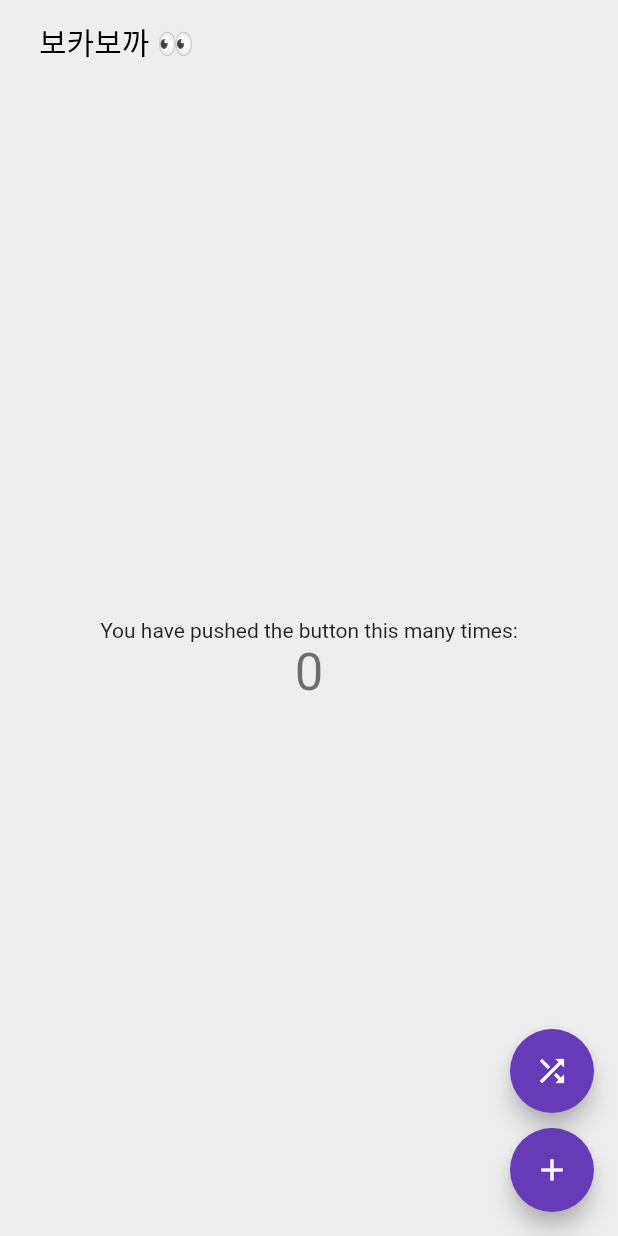
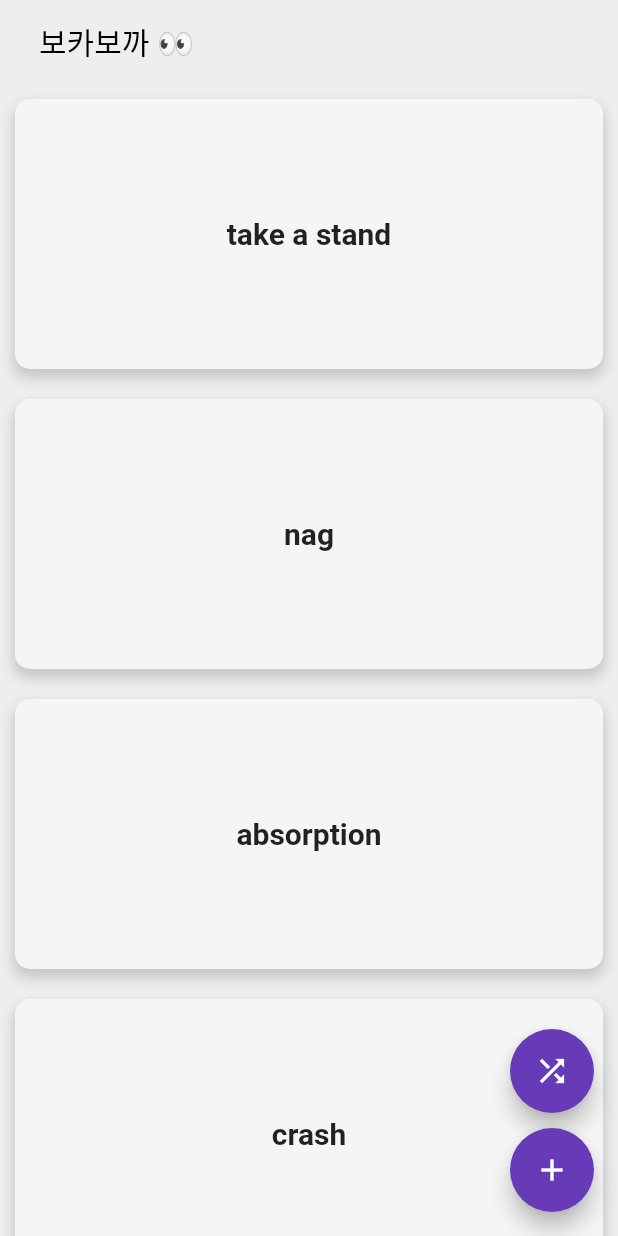
Before and after one commit to Z9MIA/vocaboka, a Flutter app: the screen it shows after launch, on a phone screen of 412 x 824 dp. Run offline on Flutter 3.47's test engine with Material 2 defaults, Android fonts, the light colour scheme and no system bars.

Commit message:
Feature: Add VocaWidget with static vocabularies

```diff
--- a/analysis_options.yaml
+++ b/analysis_options.yaml
@@ -22,8 +22,10 @@ linter:
   # `// ignore_for_file: name_of_lint` syntax on the line or in the file
   # producing the lint.
   rules:
+    prefer_const_constructors: false
+    prefer_const_literals_to_create_immutables: false
+    prefer_const_constructors_in_immutables: false
     # avoid_print: false  # Uncomment to disable the `avoid_print` rule
     # prefer_single_quotes: true  # Uncomment to enable the `prefer_single_quotes` rule
-
 # Additional information about this file can be found at
 # https://dart.dev/guides/language/analysis-options
--- a/lib/main.dart
+++ b/lib/main.dart
@@ -49,7 +49,20 @@ class MyHomePage extends StatefulWidget {
 
 class _MyHomePageState extends State<MyHomePage> {
   int _counter = 0;
-
+  List<Color> colors = [
+    Colors.green,
+    Colors.blueAccent,
+    Colors.amberAccent,
+    Colors.green,
+    Colors.blueAccent
+  ];
+  List<String> vocas = [
+    "take a stand",
+    "nag",
+    "absorption",
+    "crash",
+    "nod off"
+  ];
   void _incrementCounter() {
     setState(() {
       // This call to setState tells the Flutter framework that something has
@@ -63,12 +76,6 @@ class _MyHomePageState extends State<MyHomePage> {
 
   @override
   Widget build(BuildContext context) {
-    // This method is rerun every time setState is called, for instance as done
-    // by the _incrementCounter method above.
-    //
-    // The Flutter framework has been optimized to make rerunning build methods
-    // fast, so that you can just rebuild anything that needs updating rather
-    // than having to individually change instances of widgets.
     return Scaffold(
       backgroundColor: Colors.grey[200],
       appBar: AppBar(
@@ -83,35 +90,13 @@ class _MyHomePageState extends State<MyHomePage> {
         backgroundColor: Colors.grey[200],
         elevation: 0.0,
       ),
-      body: Center(
-        // Center is a layout widget. It takes a single child and positions it
-        // in the middle of the parent.
-        child: Column(
-          // Column is also a layout widget. It takes a list of children and
-          // arranges them vertically. By default, it sizes itself to fit its
-          // children horizontally, and tries to be as tall as its parent.
-          //
-          // Invoke "debug painting" (press "p" in the console, choose the
-          // "Toggle Debug Paint" action from the Flutter Inspector in Android
-          // Studio, or the "Toggle Debug Paint" command in Visual Studio Code)
-          // to see the wireframe for each widget.
-          //
-          // Column has various properties to control how it sizes itself and
-          // how it positions its children. Here we use mainAxisAlignment to
-          // center the children vertically; the main axis here is the vertical
-          // axis because Columns are vertical (the cross axis would be
-          // horizontal).
-          mainAxisAlignment: MainAxisAlignment.center,
-          children: <Widget>[
-            const Text(
-              'You have pushed the button this many times:',
-            ),
-            Text(
-              '$_counter',
-              style: Theme.of(context).textTheme.headline4,
-            ),
-          ],
-        ),
+      body: SafeArea(
+        child: ListView.builder(
+            physics: BouncingScrollPhysics(),
+            itemExtent: 200,
+            itemCount: vocas.length,
+            itemBuilder: ((context, index) =>
+                VocaWidget(text: vocas[index], color: colors[index]))),
       ),
       floatingActionButton: Column(
         mainAxisAlignment: MainAxisAlignment.end,
@@ -132,3 +117,33 @@ class _MyHomePageState extends State<MyHomePage> {
     );
   }
 }
+
+class VocaWidget extends StatelessWidget {
+  final String text;
+  final Color color;
+
+  const VocaWidget({super.key, required this.text, required this.color});
+
+  @override
+  Widget build(BuildContext context) {
+    return Container(
+        margin: EdgeInsets.all(10),
+        padding: EdgeInsets.all(10),
+        decoration: BoxDecoration(
+            color: Colors.grey[100],
+            borderRadius: BorderRadius.circular(10),
+            boxShadow: [
+              BoxShadow(
+                  color: Colors.grey.withOpacity(0.5),
+                  spreadRadius: 1,
+                  blurRadius: 7,
+                  offset: Offset(0, 5))
+            ]),
+        child: Center(
+          child: Text(
+            text,
+            style: TextStyle(fontSize: 20, fontWeight: FontWeight.bold),
+          ),
+        ));
+  }
+}
```
